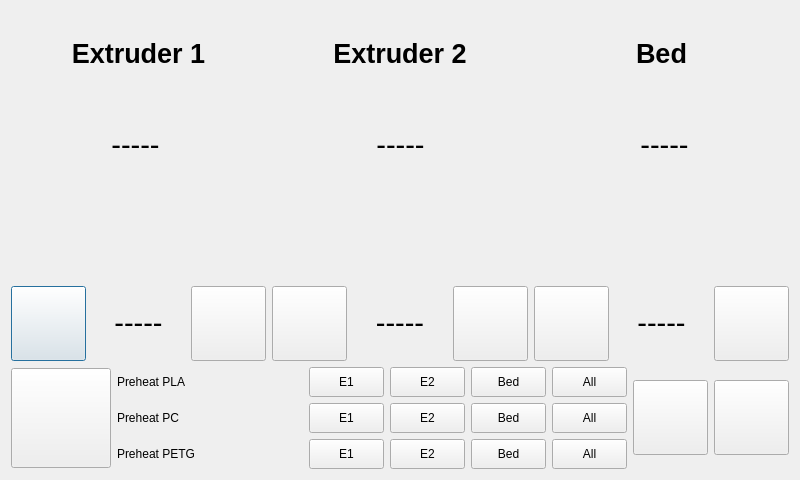
re3Dprinting/touchscreen, file ClientApp/qt/temperaturewindow2.ui: the form before one commit.
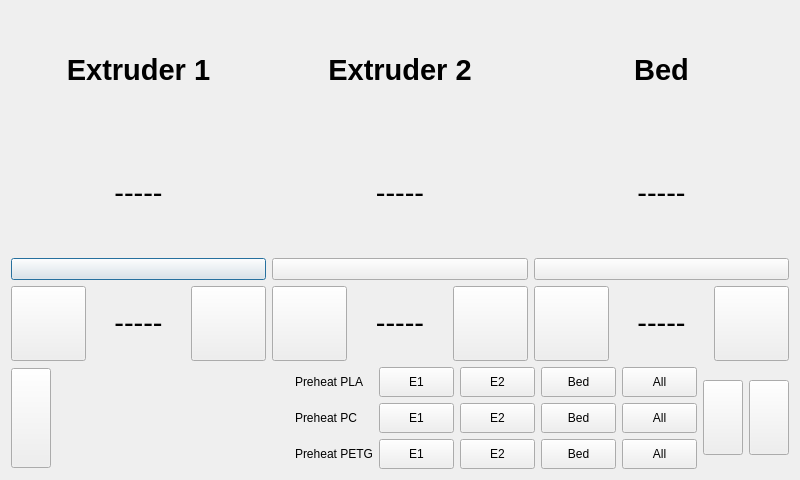
The form after the commit. Icons and pictures are not drawn.

Commit message: Temperatureui reorganized to be reused for the printing screen

The edit to the form file:
```diff
--- a/ClientApp/qt/temperaturewindow2.ui
+++ b/ClientApp/qt/temperaturewindow2.ui
@@ -19,49 +19,17 @@
   <property name="windowTitle">
    <string>TemperatureWindow</string>
   </property>
-  <layout class="QGridLayout" name="gridLayout">
-   <item row="0" column="0">
-    <layout class="QHBoxLayout" name="horizontalLayout_11">
+  <layout class="QVBoxLayout" name="verticalLayout_5">
      <item>
-      <widget class="QLabel" name="e1label">
-       <property name="text">
-        <string>&lt;html&gt;&lt;head/&gt;&lt;body&gt;&lt;p align=&quot;center&quot;&gt;&lt;span style=&quot; font-size:20pt; font-weight:600;&quot;&gt;Extruder 1&lt;/span&gt;&lt;/p&gt;&lt;/body&gt;&lt;/html&gt;</string>
-       </property>
-      </widget>
-     </item>
-     <item>
-      <widget class="QLabel" name="e2label">
-       <property name="text">
-        <string>&lt;html&gt;&lt;head/&gt;&lt;body&gt;&lt;p align=&quot;center&quot;&gt;&lt;span style=&quot; font-size:20pt; font-weight:600;&quot;&gt;Extruder 2&lt;/span&gt;&lt;/p&gt;&lt;/body&gt;&lt;/html&gt;</string>
-       </property>
-      </widget>
-     </item>
-     <item>
-      <widget class="QLabel" name="bedlabel">
-       <property name="text">
-        <string>&lt;html&gt;&lt;head/&gt;&lt;body&gt;&lt;p align=&quot;center&quot;&gt;&lt;span style=&quot; font-size:20pt; font-weight:600;&quot;&gt;Bed&lt;/span&gt;&lt;/p&gt;&lt;/body&gt;&lt;/html&gt;</string>
-       </property>
-      </widget>
-     </item>
-    </layout>
-   </item>
-   <item row="1" column="0">
     <layout class="QHBoxLayout" name="horizontalLayout_8">
      <item>
-      <spacer name="horizontalSpacer_3">
-       <property name="orientation">
-        <enum>Qt::Horizontal</enum>
-       </property>
-       <property name="sizeType">
-        <enum>QSizePolicy::Fixed</enum>
-       </property>
-       <property name="sizeHint" stdset="0">
-        <size>
-         <width>100</width>
-         <height>20</height>
-        </size>
-       </property>
-      </spacer>
+      <layout class="QVBoxLayout" name="verticalLayout_4">
+       <item>
+        <widget class="QLabel" name="e1label">
+         <property name="text">
+          <string>&lt;html&gt;&lt;head/&gt;&lt;body&gt;&lt;p align=&quot;center&quot;&gt;&lt;span style=&quot; font-size:22pt; font-weight:600;&quot;&gt;Extruder 1&lt;/span&gt;&lt;/p&gt;&lt;/body&gt;&lt;/html&gt;</string>
+         </property>
+        </widget>
      </item>
      <item>
       <widget class="QLabel" name="e1temp">
@@ -71,17 +39,32 @@
       </widget>
      </item>
      <item>
-      <spacer name="horizontalSpacer">
-       <property name="orientation">
-        <enum>Qt::Horizontal</enum>
-       </property>
-       <property name="sizeHint" stdset="0">
+        <widget class="QPushButton" name="e1img">
+         <property name="text">
+          <string/>
+         </property>
+         <property name="icon">
+          <iconset>
+           <normaloff>img/nozzleidle.png</normaloff>img/nozzleidle.png</iconset>
+         </property>
+         <property name="iconSize">
         <size>
-         <width>40</width>
-         <height>20</height>
-        </size>
-       </property>
-      </spacer>
+           <width>100</width>
+           <height>100</height>
+          </size>
+         </property>
+        </widget>
+       </item>
+      </layout>
+     </item>
+     <item>
+      <layout class="QVBoxLayout" name="verticalLayout_3">
+       <item>
+        <widget class="QLabel" name="e2label">
+         <property name="text">
+          <string>&lt;html&gt;&lt;head/&gt;&lt;body&gt;&lt;p align=&quot;center&quot;&gt;&lt;span style=&quot; font-size:22pt; font-weight:600;&quot;&gt;Extruder 2&lt;/span&gt;&lt;/p&gt;&lt;/body&gt;&lt;/html&gt;</string>
+         </property>
+        </widget>
      </item>
      <item>
       <widget class="QLabel" name="e2temp">
@@ -91,17 +74,32 @@
       </widget>
      </item>
      <item>
-      <spacer name="horizontalSpacer_2">
-       <property name="orientation">
-        <enum>Qt::Horizontal</enum>
-       </property>
-       <property name="sizeHint" stdset="0">
+        <widget class="QPushButton" name="e2img">
+         <property name="text">
+          <string/>
+         </property>
+         <property name="icon">
+          <iconset>
+           <normaloff>img/nozzleidle.png</normaloff>img/nozzleidle.png</iconset>
+         </property>
+         <property name="iconSize">
         <size>
-         <width>40</width>
-         <height>20</height>
-        </size>
-       </property>
-      </spacer>
+           <width>100</width>
+           <height>100</height>
+          </size>
+         </property>
+        </widget>
+       </item>
+      </layout>
+     </item>
+     <item>
+      <layout class="QVBoxLayout" name="verticalLayout_2">
+       <item>
+        <widget class="QLabel" name="bedlabel">
+         <property name="text">
+          <string>&lt;html&gt;&lt;head/&gt;&lt;body&gt;&lt;p align=&quot;center&quot;&gt;&lt;span style=&quot; font-size:22pt; font-weight:600;&quot;&gt;Bed&lt;/span&gt;&lt;/p&gt;&lt;/body&gt;&lt;/html&gt;</string>
+         </property>
+        </widget>
      </item>
      <item>
       <widget class="QLabel" name="bedtemp">
@@ -111,85 +109,27 @@
       </widget>
      </item>
      <item>
-      <spacer name="horizontalSpacer_4">
-       <property name="orientation">
-        <enum>Qt::Horizontal</enum>
-       </property>
-       <property name="sizeType">
-        <enum>QSizePolicy::Fixed</enum>
-       </property>
-       <property name="sizeHint" stdset="0">
+        <widget class="QPushButton" name="bedimg">
+         <property name="text">
+          <string/>
+         </property>
+         <property name="icon">
+          <iconset>
+           <normaloff>img/bed_unheated.png</normaloff>img/bed_unheated.png</iconset>
+         </property>
+         <property name="iconSize">
         <size>
          <width>100</width>
-         <height>20</height>
-        </size>
-       </property>
-      </spacer>
+           <height>100</height>
+          </size>
+         </property>
+        </widget>
      </item>
     </layout>
    </item>
-   <item row="2" column="0">
-    <layout class="QHBoxLayout" name="horizontalLayout_10">
-     <item>
-      <widget class="QLabel" name="e1img">
-       <property name="maximumSize">
-        <size>
-         <width>150</width>
-         <height>150</height>
-        </size>
-       </property>
-       <property name="text">
-        <string/>
-       </property>
-       <property name="pixmap">
-        <pixmap>img/nozzleidle.png</pixmap>
-       </property>
-       <property name="scaledContents">
-        <bool>true</bool>
-       </property>
-      </widget>
-     </item>
-     <item>
-      <widget class="QLabel" name="e2img">
-       <property name="maximumSize">
-        <size>
-         <width>150</width>
-         <height>150</height>
-        </size>
-       </property>
-       <property name="text">
-        <string/>
-       </property>
-       <property name="pixmap">
-        <pixmap>img/nozzleidle.png</pixmap>
-       </property>
-       <property name="scaledContents">
-        <bool>true</bool>
-       </property>
-      </widget>
-     </item>
-     <item>
-      <widget class="QLabel" name="bedimg">
-       <property name="maximumSize">
-        <size>
-         <width>150</width>
-         <height>150</height>
-        </size>
-       </property>
-       <property name="text">
-        <string/>
-       </property>
-       <property name="pixmap">
-        <pixmap>img/bed_unheated.png</pixmap>
-       </property>
-       <property name="scaledContents">
-        <bool>true</bool>
-       </property>
-      </widget>
-     </item>
     </layout>
    </item>
-   <item row="3" column="0">
+   <item>
     <layout class="QHBoxLayout" name="horizontalLayout_7">
      <item>
       <layout class="QHBoxLayout" name="horizontalLayout_6">
@@ -364,7 +304,7 @@
      </item>
     </layout>
    </item>
-   <item row="4" column="0">
+   <item>
     <layout class="QHBoxLayout" name="horizontalLayout_9">
      <item>
       <widget class="QPushButton" name="Back">
@@ -389,6 +329,19 @@
        </property>
       </widget>
      </item>
+     <item>
+      <spacer name="horizontalSpacer_5">
+       <property name="orientation">
+        <enum>Qt::Horizontal</enum>
+       </property>
+       <property name="sizeHint" stdset="0">
+        <size>
+         <width>40</width>
+         <height>20</height>
+        </size>
+       </property>
+      </spacer>
+     </item>
      <item>
       <layout class="QVBoxLayout" name="verticalLayout">
        <item>
```
Lines whose indentation alone changed are shown as unchanged. The commit also changes 5 other files.
